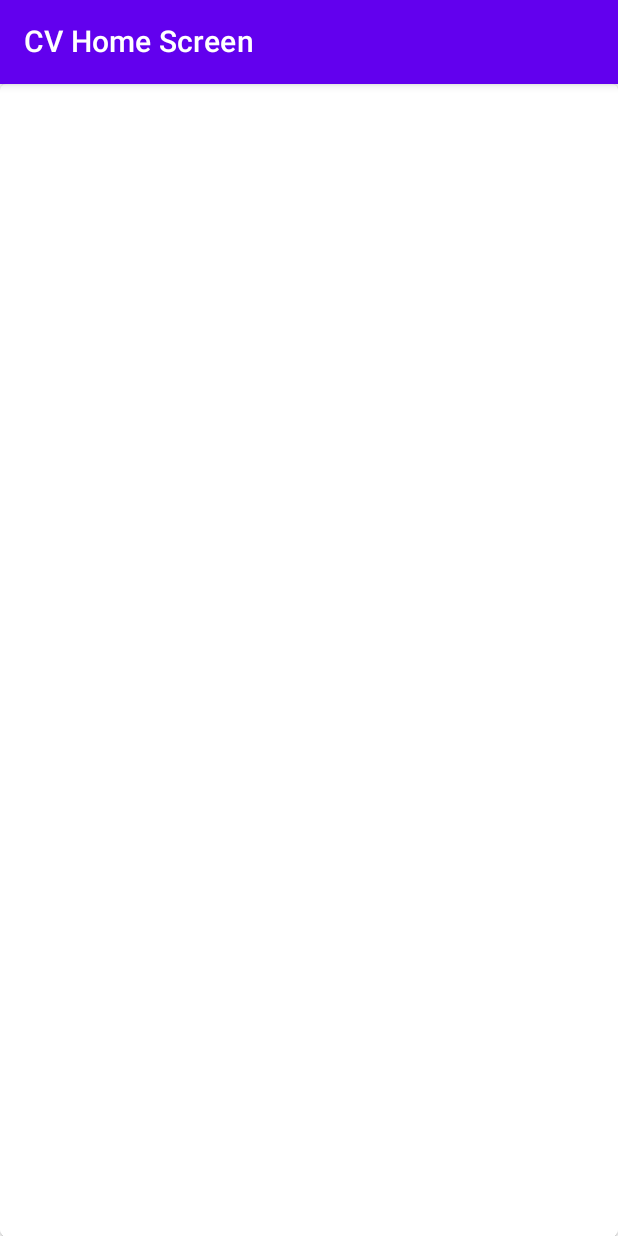
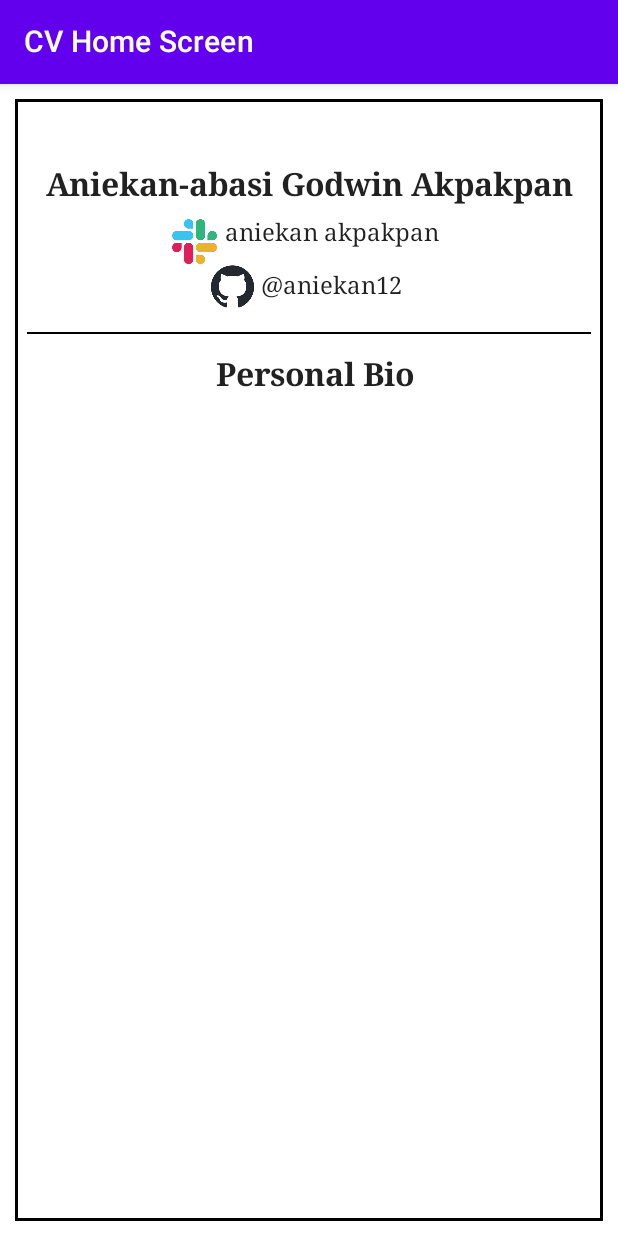
Before and after one commit to aniekan12/hng_stage_two_task, an Android app built with Jetpack Compose: the screen it shows after launch (MainActivity), on a phone screen of 412 x 824 dp. Run offline under Robolectric (Android 15) with nearby library versions, the phone set to English and light mode, and no system bars.

Commit message:
wip: home screen

```diff
--- a/app/src/main/java/com/ani/hngsecondtask/MainActivity.kt
+++ b/app/src/main/java/com/ani/hngsecondtask/MainActivity.kt
@@ -3,13 +3,6 @@ package com.ani.hngsecondtask
 import android.os.Bundle
 import androidx.activity.ComponentActivity
 import androidx.activity.compose.setContent
-import androidx.compose.foundation.layout.fillMaxSize
-import androidx.compose.material.MaterialTheme
-import androidx.compose.material.Surface
-import androidx.compose.material.Text
-import androidx.compose.runtime.Composable
-import androidx.compose.ui.Modifier
-import androidx.compose.ui.tooling.preview.Preview
 import com.ani.hngfirsttask.navigation.Navigation
 import com.ani.hngfirsttask.ui.theme.HngSecondTaskTheme
 
@@ -18,13 +11,7 @@ class MainActivity : ComponentActivity() {
         super.onCreate(savedInstanceState)
         setContent {
             HngSecondTaskTheme {
-                // A surface container using the 'background' color from the theme
-                Surface(
-                    modifier = Modifier.fillMaxSize(),
-                    color = MaterialTheme.colors.background
-                ) {
-                   Navigation()
-                }
+                Navigation()
             }
         }
     }
--- a/app/src/main/java/com/ani/hngsecondtask/composables/TextComposables.kt
+++ b/app/src/main/java/com/ani/hngsecondtask/composables/TextComposables.kt
@@ -1,20 +1,42 @@
 package com.ani.hngfirsttask.composables
 
+import androidx.compose.foundation.border
 import androidx.compose.foundation.layout.padding
 import androidx.compose.material.Text
 import androidx.compose.runtime.Composable
 import androidx.compose.ui.Modifier
 import androidx.compose.ui.res.stringResource
 import androidx.compose.ui.text.font.FontWeight
+import androidx.compose.ui.text.style.TextAlign
 import androidx.compose.ui.unit.dp
+import androidx.compose.ui.unit.sp
 import com.ani.hngfirsttask.ui.theme.Typography
 
 
 @Composable
-fun Heading1Text(text: Int, padding: Int? = 0) {
+fun Heading1Text(text: Int, textAlign: TextAlign, padding: Int? = 0, modifier: Modifier) {
+    Text(
+        textAlign = textAlign,
+        text = stringResource(text),
+        style = Typography.h3.copy(fontWeight = FontWeight.Bold),
+        modifier = modifier,
+    )
+}
+
+@Composable
+fun Heading4Text(text: Int) {
     Text(
         text = stringResource(text),
-        style = Typography.h3.copy(fontWeight = FontWeight.Bold),
-        modifier = Modifier.padding(top = padding!!.dp)
+        style = Typography.h6.copy(),
+//        modifier = modifier,
     )
 }
+
+@Composable
+fun BodyText(text: String, fontWeight: FontWeight, modifier: Modifier = Modifier.padding()) {
+    Text(
+        modifier = modifier,
+        text = text,
+        style = Typography.body1.copy(fontWeight = fontWeight),
+    )
+}
--- a/app/src/main/java/com/ani/hngsecondtask/ui/HomeScreen.kt
+++ b/app/src/main/java/com/ani/hngsecondtask/ui/HomeScreen.kt
@@ -1,16 +1,22 @@
 package com.ani.hngfirsttask.ui
 
-import androidx.compose.foundation.layout.Arrangement
-import androidx.compose.foundation.layout.Column
-import androidx.compose.foundation.layout.fillMaxSize
-import androidx.compose.foundation.layout.fillMaxWidth
+import androidx.compose.foundation.Image
+import androidx.compose.foundation.border
+import androidx.compose.foundation.layout.*
 import androidx.compose.material.Card
+import androidx.compose.material.Divider
 import androidx.compose.material.Scaffold
 import androidx.compose.runtime.Composable
 import androidx.compose.ui.Alignment
 import androidx.compose.ui.Modifier
+import androidx.compose.ui.res.painterResource
+import androidx.compose.ui.res.stringResource
+import androidx.compose.ui.text.font.FontWeight
+import androidx.compose.ui.text.style.TextAlign
+import androidx.compose.ui.unit.dp
 import androidx.navigation.NavController
-import com.ani.hngfirsttask.composables.AppBar
+import com.ani.hngfirsttask.composables.*
+import com.ani.hngfirsttask.ui.theme.Black
 import com.ani.hngsecondtask.R
 
 @Composable
@@ -28,19 +34,111 @@ fun CVHomeScreen(navController: NavController) {
 @Composable
 
 fun Content(navController: NavController) {
-    Card() {
+    Box(
+        modifier = Modifier
+            .padding(all = 10.dp)
+            .border(width = 2.dp, color = Black)
+
+    ) {
+
+
         Column(
-            verticalArrangement = Arrangement.Center,
-            horizontalAlignment = Alignment.CenterHorizontally,
+//            verticalArrangement = Arrangement.SpaceBetween,
+           // horizontalAlignment = Alignment.Start,
             modifier = Modifier
                 .fillMaxSize()
                 .fillMaxWidth()
         ) {
-//            CircleAvatar(imageId = R.drawable.ani, contentDescription = "fine ani", circleSize = 200)
-//            Heading1Text(text = R.string.slack_name, padding = 10)
+            Column(
+                // verticalArrangement = Arrangement.Center,
+                horizontalAlignment = Alignment.CenterHorizontally,
+                modifier = Modifier
+                    .padding(top = 35.dp)
+                    .fillMaxSize()
+                    .fillMaxWidth()
+            ) {
+                Heading1Text(
+                    text = R.string.slack_name,
+                    padding = 10,
+                    textAlign = TextAlign.Center,
+                    modifier = Modifier.padding(top = 10.dp, bottom = 10.dp)
+                )
+
+                Row() {
+
+                    Image(
+                        painter = painterResource(id = R.drawable.slack),
+                        contentDescription = "slack",
+                        modifier = Modifier
+                            .size(30.dp)
+
+                    )
+                    BodyText(
+                        fontWeight = FontWeight.W400,
+                        text = "aniekan akpakpan",
+                        modifier = Modifier.padding(horizontal = 5.dp)
+                    )
+                }
+
+                Row() {
+                    Image(
+                        painter = painterResource(id = R.drawable.github),
+                        contentDescription = "github",
+                        modifier = Modifier
+                            .size(30.dp)
+
+
+                    )
+
+                    BodyText(
+                        fontWeight = FontWeight.W400,
+                        text = "@aniekan12",
+                        modifier = Modifier.padding(vertical = 5.dp, horizontal = 4.dp)
+                    )
+                }
+
+                Divider(
+                    color = Black,
+                    modifier = Modifier.padding(horizontal = 8.dp, vertical = 15.dp)
+                )
+
+                Column(
+                    horizontalAlignment = Alignment.Start,
+
+                    ) {
+
+                    Heading1Text(
+                        text = R.string.personal_bio,
+                        textAlign = TextAlign.Start,
+                        modifier = Modifier.padding(start = 8.dp)
+                    )
+                }
+
+
+
+
 //            AppButton(onClick = {
 //                navController.navigate(Screen.WebViewScreen.route)
 //            }, buttonText = R.string.open_github, padding = 10)
+            }
+
+            Column() {
+                Heading1Text(
+                    text = R.string.personal_bio,
+                    textAlign = TextAlign.Start,
+                    modifier = Modifier.padding(start = 8.dp)
+                )
+            }
+//            AppButton(onClick = {
+//                navController.navigate(Screen.WebViewScreen.route)
+//            }, buttonText = R.string.open_github, padding = 10)
+
+
         }
+
+
+
     }
+
+
 }
--- a/app/src/main/java/com/ani/hngsecondtask/ui/theme/Type.kt
+++ b/app/src/main/java/com/ani/hngsecondtask/ui/theme/Type.kt
@@ -10,13 +10,13 @@ import androidx.compose.ui.unit.sp
 val Typography = Typography(
 
     h3 = TextStyle(
-        fontFamily = FontFamily.Cursive,
+        fontFamily = FontFamily.Serif,
         fontWeight = FontWeight.W500,
-        fontSize = 25.sp
+        fontSize = 21.sp
     ),
 
     body1 = TextStyle(
-        fontFamily = FontFamily.Default,
+        fontFamily = FontFamily.Serif,
         fontWeight = FontWeight.Normal,
         fontSize = 16.sp
     )
--- a/app/src/main/res/values/strings.xml
+++ b/app/src/main/res/values/strings.xml
@@ -2,4 +2,8 @@
     <string name="app_name">Hng Second Task</string>
     <string name="cv_home_screen">CV Home Screen</string>
     <string name="cv_edit_screen">CV Edit Screen</string>
+    <string name="slack_name">Aniekan-abasi Godwin Akpakpan</string>
+    <string name="slack_username"> aniekan akpakpan</string>
+    <string name="username">Slack Username: </string>
+    <string name="personal_bio">Personal Bio</string>
 </resources>
```
Also changed, not shown: app/src/main/res/drawable-v24/github.png (added), app/src/main/res/drawable-v24/slack.png (added).
